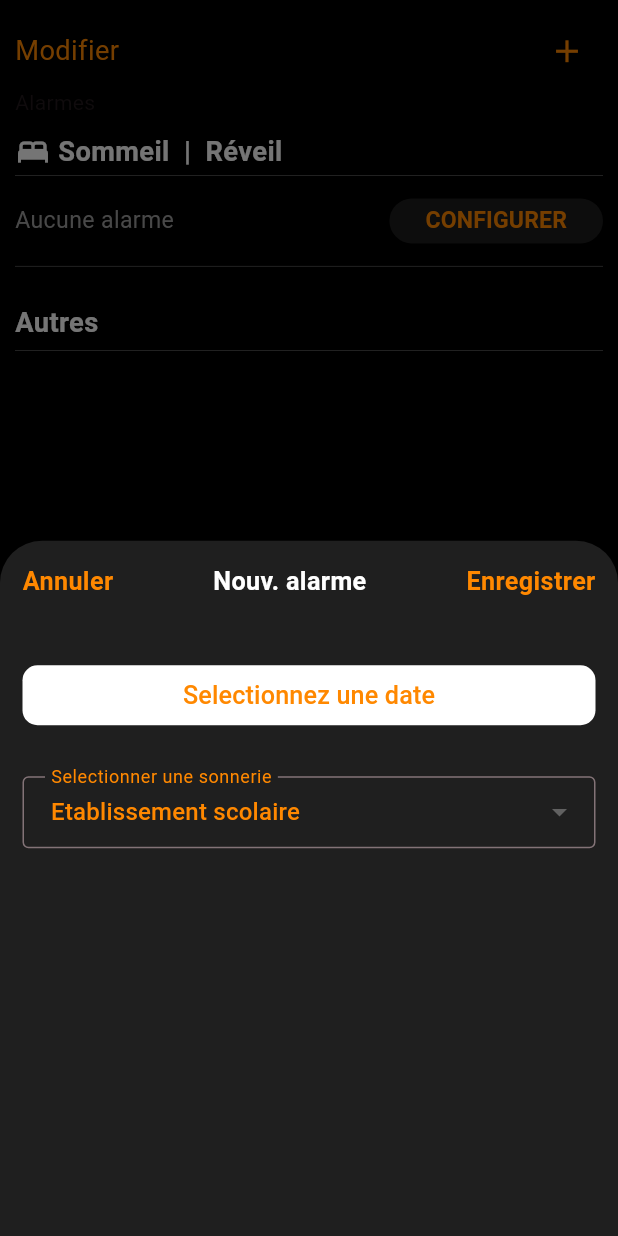
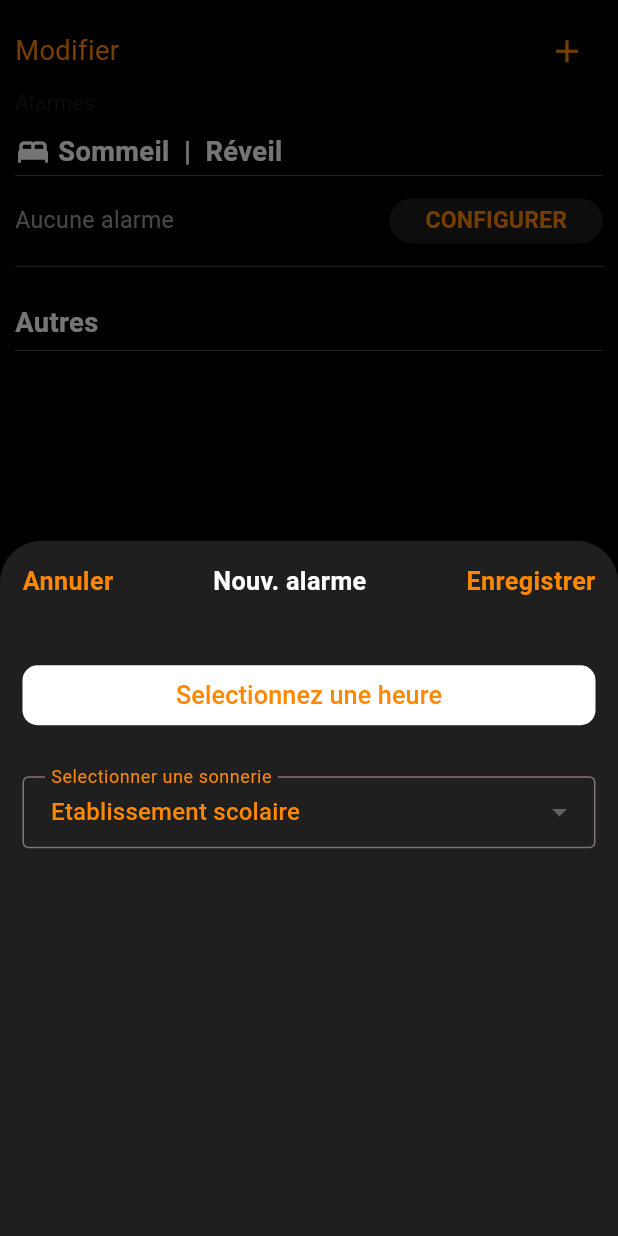
Before and after one commit to devDevo21/flutter_clone_iphone_alarm_app, a Flutter app: the screen it shows after launch, after a tap on the "add" icon, on a phone screen of 412 x 824 dp. Run offline on Flutter 3.47's test engine with Material 3 defaults, Android fonts, the phone set to English and light mode, and no system bars; our stand-ins replace audioplayers, flutter_riverpod.

Commit message:
update readme file2

```diff
--- a/lib/views/home_page.dart
+++ b/lib/views/home_page.dart
@@ -91,7 +91,7 @@ class HomePage extends ConsumerWidget {
                                     BorderRadius.all(Radius.circular(10))),
                             backgroundColor: Colors.white),
                         onPressed: selectDate,
-                        child: const Text('Selectionnez une date',
+                        child: const Text('Selectionnez une heure',
                             textScaler: TextScaler.linear(1.2),
                             style: TextStyle(
                               color: Color.fromARGB(255, 255, 136, 0),
```
Also changed, not shown: 7 other files.
